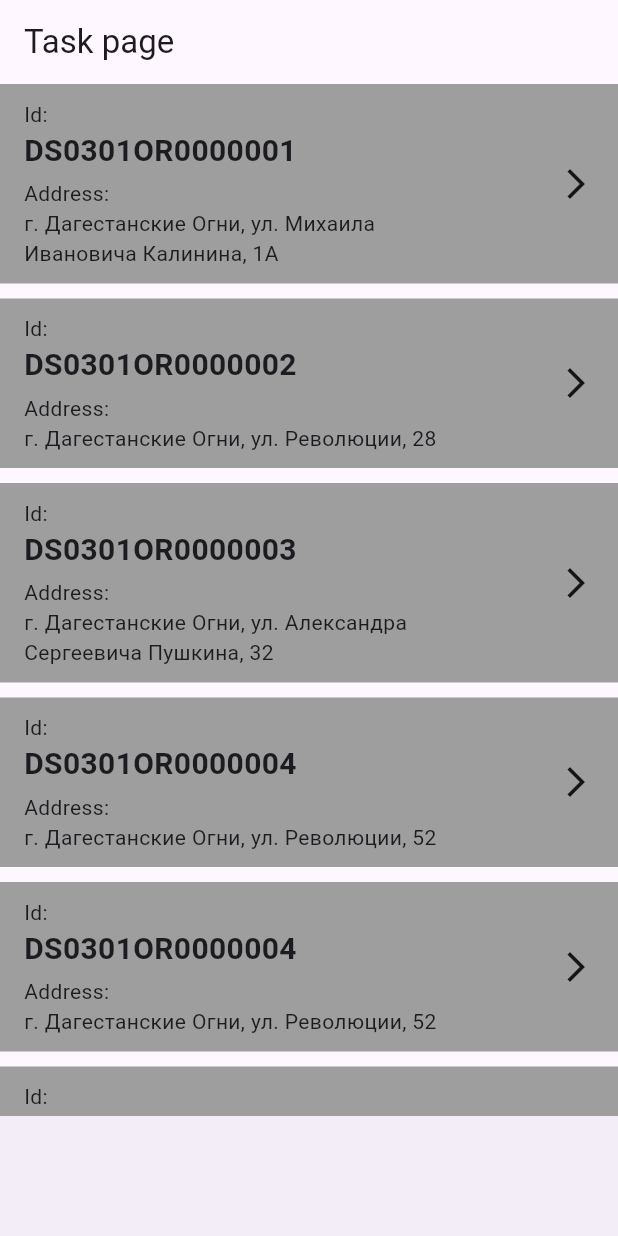
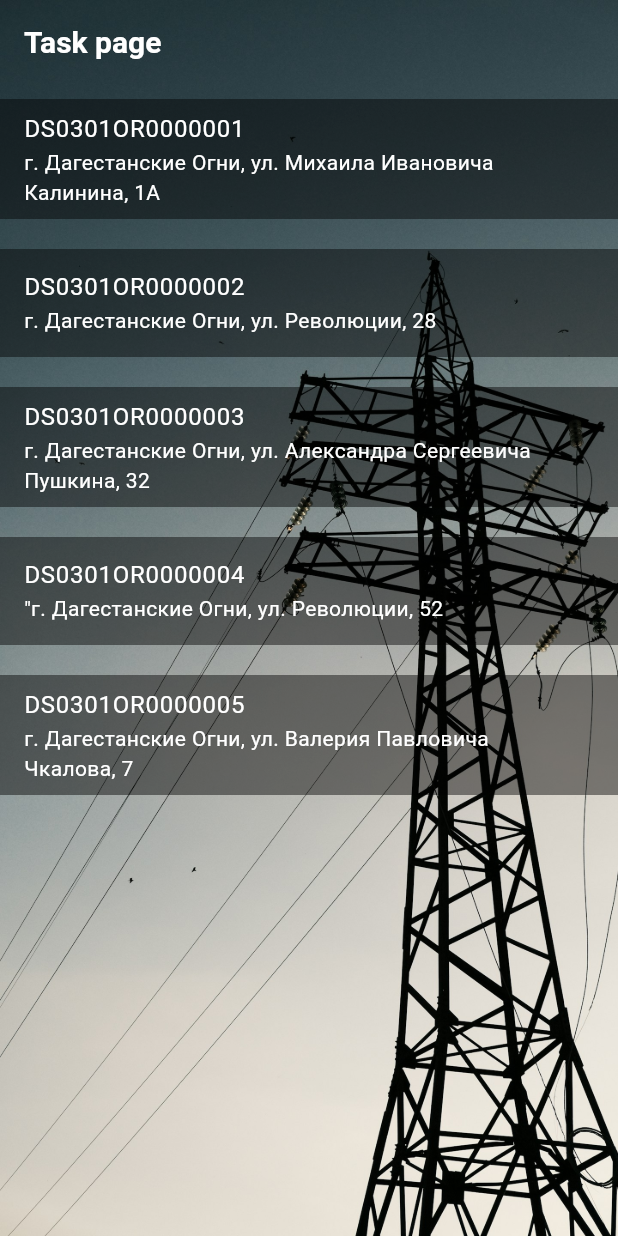
Before and after one commit to DinoRu/DagEnergy_app_test, a Flutter app: the ProfileScreen screen opened directly, on a phone screen of 412 x 824 dp. Run offline on Flutter 3.47's test engine with Material 3 defaults, Android fonts, the phone set to English and light mode, and no system bars; our stand-ins replace firebase_auth, firebase_core, image_picker, sqflite; missing offline and left inert: dart:html, yandex_mapkit; accounts and stored records are empty.

Commit message:
modified a task list

```diff
--- /dev/null
+++ b/lib/managers/task_list.dart
@@ -0,0 +1,27 @@
+List<Map<String, dynamic>> taskList = [
+  {
+    'id': '"DS0301OR0000001',
+    'address': 'г. Дагестанские Огни, ул. Михаила Ивановича Калинина, 1А'
+  },
+
+  {
+    'id': '"DS0301OR0000002',
+    'address': 'г. Дагестанские Огни, ул. Революции, 28'
+  },
+
+  {
+    'id': '"DS0301OR0000003',
+    'address': 'г. Дагестанские Огни, ул. Александра Сергеевича Пушкина, 32'
+  },
+
+  {
+    'id': '"DS0301OR0000004',
+    'address': '"г. Дагестанские Огни, ул. Революции, 52'
+  },
+
+  {
+    'id': '"DS0301OR0000005',
+    'address': 'г. Дагестанские Огни, ул. Валерия Павловича Чкалова, 7'
+  },
+
+];
--- a/lib/pages/login.dart
+++ b/lib/pages/login.dart
@@ -64,12 +64,13 @@ class _LoginScreenState extends State<LoginScreen> {
                       decoration: InputDecoration(
                         label: Text('Username/Email', style: TextStyle(color: Colors.white),),
                         suffixIcon: Icon(Icons.mail, color: Colors.white,),
-                        border: OutlineInputBorder(
-                          borderRadius: BorderRadius.circular(20),
+                        border: UnderlineInputBorder(
                           borderSide: BorderSide(color: Colors.white)
                         ),
-                        focusedBorder: OutlineInputBorder(
-                          borderRadius: BorderRadius.circular(20),
+                        focusedBorder: UnderlineInputBorder(
+                          borderSide: BorderSide(color: Colors.white)
+                        ),
+                        enabledBorder: UnderlineInputBorder(
                           borderSide: BorderSide(color: Colors.white)
                         ),
                         fillColor: Colors.white
@@ -82,16 +83,16 @@ class _LoginScreenState extends State<LoginScreen> {
                       obscuringCharacter: "*",
                       decoration: InputDecoration(
                         label: Text('Password', style: TextStyle(color: Colors.white),),
-                        suffixIcon: Icon(Icons.lock_person, color: Colors.white,),
-                        border: OutlineInputBorder(
-                          borderRadius: BorderRadius.circular(20),
+                        suffixIcon: Icon(Icons.visibility_off, color: Colors.white,),
+                        border: UnderlineInputBorder(
                           borderSide: BorderSide(color: Colors.white)
                         ),
-                        focusedBorder: OutlineInputBorder(
-                          borderRadius: BorderRadius.circular(20),
+                        focusedBorder: UnderlineInputBorder(
                           borderSide: BorderSide(color: Colors.white)
                         ),
-
+                        enabledBorder: UnderlineInputBorder(
+                          borderSide: BorderSide(color: Colors.white)
+                        )
                       ),
                     ),
                     SizedBox(
@@ -108,7 +109,7 @@ class _LoginScreenState extends State<LoginScreen> {
                       width: double.infinity,
                       child: RawMaterialButton(
                         elevation: 0.0,
-                        fillColor: Colors.blue,
+                        fillColor: Colors.black54,
                         padding: EdgeInsets.symmetric(vertical: 12.0),
                         shape: RoundedRectangleBorder(borderRadius: BorderRadius.circular(12.0)),
                       onPressed: () async {
@@ -119,7 +120,7 @@ class _LoginScreenState extends State<LoginScreen> {
                           Navigator.of(context).pushReplacement(MaterialPageRoute(builder: (context) => ProfileScreen()));
                         }
                       },
-                      child: Text("Login", style: TextStyle(color: Colors.white),)),
+                      child: Text("Login", style: TextStyle(color: Colors.white, fontWeight: FontWeight.bold),)),
                     )
                   ],
                 ),
--- a/lib/profle_screen.dart
+++ b/lib/profle_screen.dart
@@ -1,4 +1,5 @@
 import 'package:flutter/material.dart';
+import 'package:flutter_app_test/pages/meter_page.dart';
 import 'package:flutter_app_test/utils/taks.dart';
 
 class ProfileScreen extends StatefulWidget {
@@ -9,66 +10,64 @@ class ProfileScreen extends StatefulWidget {
 }
 
 class _ProfileScreenState extends State<ProfileScreen> {
+
+  List<Map<String, dynamic>> taskList = [
+    {
+      'id': 'DS0301OR0000001',
+      'address': 'г. Дагестанские Огни, ул. Михаила Ивановича Калинина, 1А'
+    },
+
+    {
+      'id': 'DS0301OR0000002',
+      'address': 'г. Дагестанские Огни, ул. Революции, 28'
+    },
+
+    {
+      'id': 'DS0301OR0000003',
+      'address': 'г. Дагестанские Огни, ул. Александра Сергеевича Пушкина, 32'
+    },
+
+    {
+      'id': 'DS0301OR0000004',
+      'address': '"г. Дагестанские Огни, ул. Революции, 52'
+    },
+
+    {
+      'id': 'DS0301OR0000005',
+      'address': 'г. Дагестанские Огни, ул. Валерия Павловича Чкалова, 7'
+    },
+
+  ];
+
   @override
   Widget build(BuildContext context) {
     return Scaffold(
-      appBar: AppBar(title: Text("Task page")),
-      bottomNavigationBar: BottomAppBar(),
-     body: Container(
-      width: double.infinity,
-      child: ListView(
-        scrollDirection: Axis.vertical,
-        children: [
-          // ignore: prefer_const_constructors
-          MyTask(
-            id: "DS0301OR0000001",
-            address: "г. Дагестанские Огни, ул. Михаила Ивановича Калинина, 1А",
-          ),
-          MyTask(
-            id: "DS0301OR0000002",
-            address: "г. Дагестанские Огни, ул. Революции, 28",
-          ),
+      extendBodyBehindAppBar: true,
+      appBar: AppBar(title: Text("Task page", style: TextStyle(color: Colors.white, fontSize: 20, fontWeight: FontWeight.bold),), backgroundColor: Colors.transparent,),
 
-          MyTask(
-            id: "DS0301OR0000003",
-            address: "г. Дагестанские Огни, ул. Александра Сергеевича Пушкина, 32",
-          ),
-          MyTask(
-            id: "DS0301OR0000004",
-            address: "г. Дагестанские Огни, ул. Революции, 52",
-          ),
-          MyTask(
-            id: "DS0301OR0000004",
-            address: "г. Дагестанские Огни, ул. Революции, 52",
-          ),
-          MyTask(
-            id: "DS0301OR0000005",
-            address: "г. Дагестанские Огни, ул. Валерия Павловича Чкалова, 7",
-          ),
-          MyTask(
-            id: "DS0301OR0000006",
-            address: "г. Дагестанские Огни, ул. Александра Сергеевича Пушкина, 2",
-          ),
-          MyTask(
-            id: "DS0301OR0000007",
-            address: "г. Дагестанские Огни, ул. пер Ильича, 4",
-          ),
-          MyTask(
-            id: "DS0301OR0000008",
-            address: "г. Дагестанские Огни, ул. Ивана Владимировича Мичурина, 9",
-          ),
-          MyTask(
-            id: "DS0301OR0000009",
-            address: "г. Дагестанские Огни, пр-кт. Дагестанский",
-          ),
-          MyTask(
-            id: "DS0301OR00000010",
-            address: "г. Дагестанские Огни, ул. Анатолия Васильевича Луначарского, 1",
-          ),
+     body: Stack(
+      children: [
+        Image.asset('assets/bg.jpg', fit: BoxFit.cover, width: double.infinity, height: double.infinity,),
 
-        ],
-      ),
-     )
+        ListView.builder(
+          itemCount: taskList.length,
+          itemBuilder: (context, index){
+          return GestureDetector(
+            onTap: (){
+              Navigator.of(context).push(MaterialPageRoute(builder: (context) => TrackingPage()));
+            },
+            child: Container(
+              color: Colors.black45,
+              margin: EdgeInsets.symmetric(vertical: 10),
+              child: ListTile(
+                title: Text(taskList[index]['id'], style: TextStyle(color: Colors.white),),
+                subtitle: Text(taskList[index]['address'], style: TextStyle(color: Colors.white),),
+              ),
+            ),
+          );
+        })
+      ],
+     ),
     );
   }
 }
--- a/lib/utils/taks.dart
+++ b/lib/utils/taks.dart
@@ -20,8 +20,6 @@ class MyTask extends StatelessWidget {
       child: GestureDetector(
         onTap: () {
           Navigator.of(context).push(MaterialPageRoute(builder: (context) => TrackingPage()));
-          print(id);
-          print(address);
         },
         child: Container(
           width: double.infinity,
```
